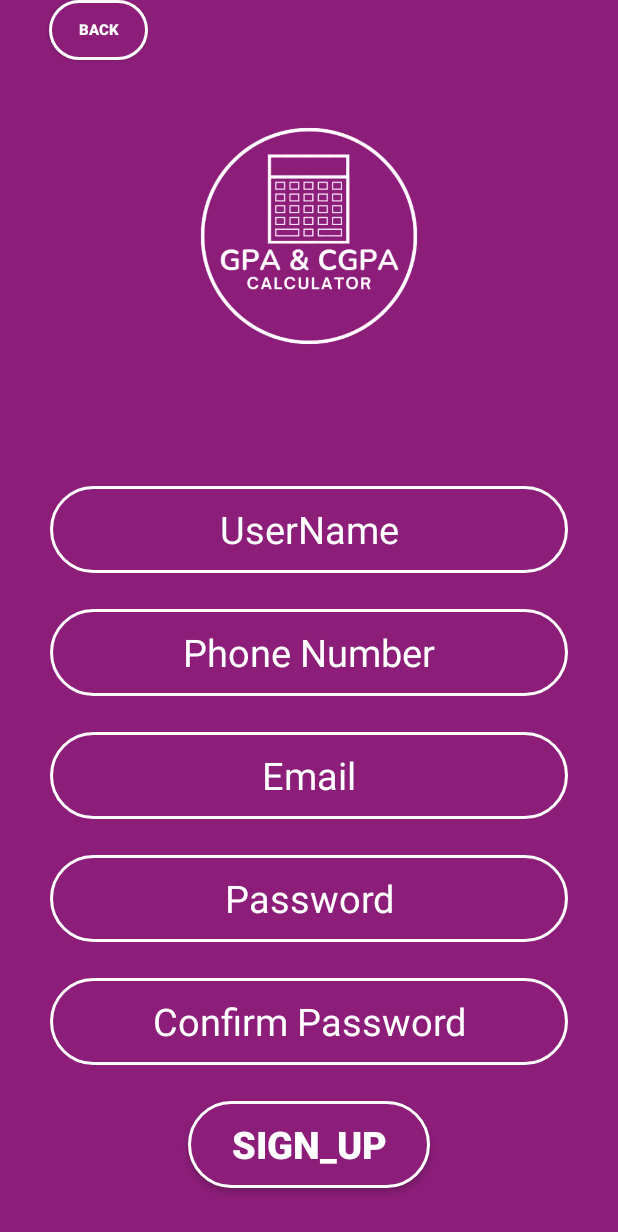
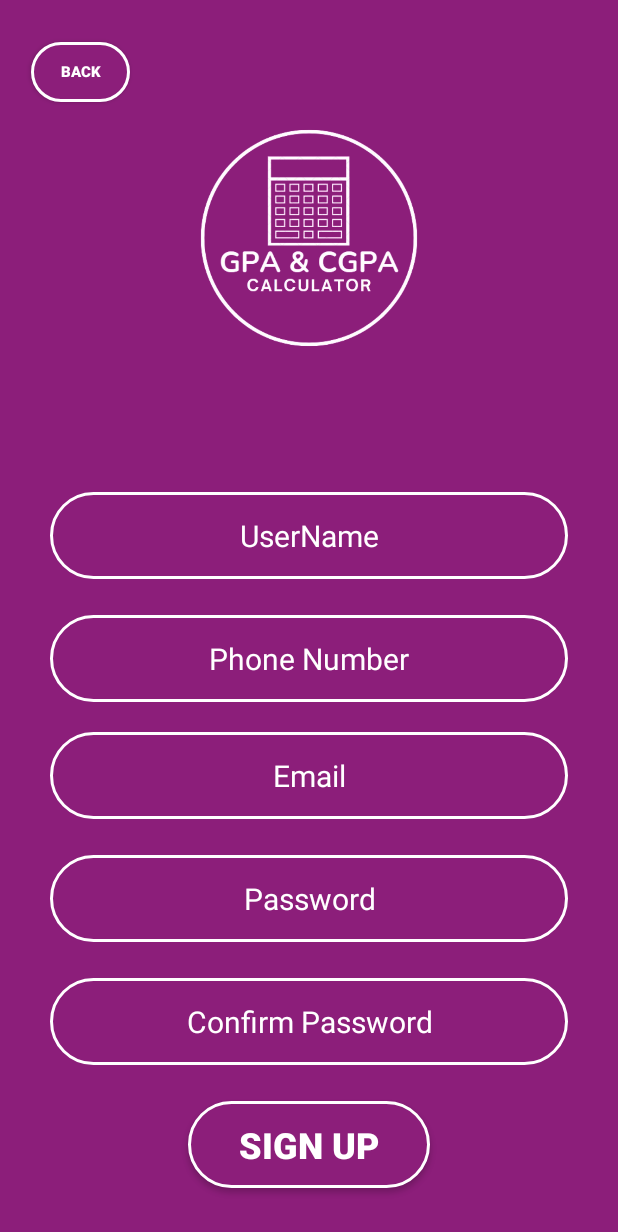
Before and after one commit to AhmadRaza1194/SemesterProject, an Android app: the Sign_up screen opened directly, with no data from a screen before it, on a phone screen of 412 x 824 dp. Shown: the top 1232 px of the screen. Run offline under Robolectric (Android 15) with nearby library versions, the phone set to English and light mode, and no system bars.

Commit message:
Update TextSize

```diff
--- a/app/src/main/res/layout/activity_login_page.xml
+++ b/app/src/main/res/layout/activity_login_page.xml
@@ -20,25 +20,25 @@
         app:srcCompat="@drawable/gpacgpacalculator"
         tools:ignore="ContentDescription" />
 
+    <!-- View background color -->
+
     <EditText
         android:id="@+id/editTextTextEmailAddress"
         android:layout_width="345dp"
         android:layout_height="58dp"
         android:layout_marginBottom="36dp"
+        android:background="@drawable/my_border"
         android:ems="10"
+        android:hint="Email/UserName"
         android:inputType="textEmailAddress"
+        android:textAlignment="center"
+        android:textColor="@color/white"
+        android:textColorHint="@color/white"
+        android:textSize="20sp"
         app:layout_constraintBottom_toTopOf="@+id/editTextTextPassword"
         app:layout_constraintEnd_toEndOf="parent"
         app:layout_constraintStart_toStartOf="parent"
-        android:background="@drawable/my_border"
-        android:textColor="@color/white"
-        android:hint="Email/UserName"
-        android:textSize="25dp"
-        android:textAlignment="center"
-        android:textColorHint="@color/white"
         tools:ignore="Autofill" />
-
-    <!-- View background color -->
 
     <EditText
         android:id="@+id/editTextTextPassword"
@@ -52,7 +52,7 @@
         android:textAlignment="center"
         android:textColor="@color/white"
         android:textColorHint="@color/white"
-        android:textSize="25dp"
+        android:textSize="20sp"
         app:layout_constraintBottom_toTopOf="@+id/login"
         app:layout_constraintEnd_toEndOf="parent"
         app:layout_constraintStart_toStartOf="parent"
@@ -66,7 +66,7 @@
         android:background="@drawable/my_border"
         android:text="Login"
         android:textColor="@color/white"
-        android:textSize="25dp"
+        android:textSize="24sp"
         android:textStyle="bold"
         app:layout_constraintBottom_toTopOf="@+id/textView2"
         app:layout_constraintEnd_toEndOf="parent"
--- a/app/src/main/res/layout/activity_sign_up.xml
+++ b/app/src/main/res/layout/activity_sign_up.xml
@@ -34,7 +34,7 @@
         android:textAlignment="center"
         android:textColor="@color/white"
         android:textColorHint="@color/white"
-        android:textSize="25dp"
+        android:textSize="20sp"
         app:layout_constraintBottom_toTopOf="@+id/editTextTextPassword"
         app:layout_constraintEnd_toEndOf="parent"
         app:layout_constraintStart_toStartOf="parent"
@@ -52,8 +52,7 @@
         android:textAlignment="center"
         android:textColor="@color/white"
         android:textColorHint="@color/white"
-
-        android:textSize="25dp"
+        android:textSize="20sp"
         app:layout_constraintBottom_toTopOf="@+id/editTextTextPassword2"
         app:layout_constraintEnd_toEndOf="parent"
         app:layout_constraintStart_toStartOf="parent"
@@ -65,9 +64,9 @@
         android:layout_height="58dp"
         android:layout_marginBottom="32dp"
         android:background="@drawable/my_border"
-        android:text="Sign_up"
+        android:text="Sign up"
         android:textColor="@color/white"
-        android:textSize="25dp"
+        android:textSize="24sp"
         android:textStyle="bold"
         app:layout_constraintBottom_toBottomOf="parent"
         app:layout_constraintEnd_toEndOf="parent"
@@ -81,13 +80,12 @@
         android:layout_marginBottom="24dp"
         android:background="@drawable/my_border"
         android:ems="10"
-        android:hint="Email"
+        android:hint="UserName"
         android:inputType="text"
-        android:text="UserName"
         android:textAlignment="center"
         android:textColor="@color/white"
         android:textColorHint="@color/white"
-        android:textSize="25dp"
+        android:textSize="20sp"
         app:layout_constraintBottom_toTopOf="@+id/editTextPhone"
         app:layout_constraintEnd_toEndOf="parent"
         app:layout_constraintStart_toStartOf="parent" />
@@ -96,7 +94,7 @@
         android:id="@+id/editTextPhone"
         android:layout_width="345dp"
         android:layout_height="58dp"
-        android:layout_marginBottom="24dp"
+        android:layout_marginBottom="20dp"
         android:background="@drawable/my_border"
         android:ems="10"
         android:hint="Phone Number"
@@ -104,7 +102,7 @@
         android:textAlignment="center"
         android:textColor="@color/white"
         android:textColorHint="@color/white"
-        android:textSize="25dp"
+        android:textSize="20sp"
         app:layout_constraintBottom_toTopOf="@+id/editTextTextEmailAddress"
         app:layout_constraintEnd_toEndOf="parent"
         app:layout_constraintStart_toStartOf="parent"
@@ -122,7 +120,7 @@
         android:textAlignment="center"
         android:textColor="@color/white"
         android:textColorHint="@color/white"
-        android:textSize="25dp"
+        android:textSize="20sp"
         app:layout_constraintBottom_toTopOf="@+id/button"
         app:layout_constraintEnd_toEndOf="parent"
         app:layout_constraintStart_toStartOf="parent" />
@@ -131,16 +129,17 @@
         android:id="@+id/Back_btn"
         android:layout_width="66dp"
         android:layout_height="40dp"
+        android:layout_marginTop="28dp"
         android:background="@drawable/my_border"
         android:text="Back"
         android:textColor="@color/white"
         android:textSize="10sp"
+
         android:textStyle="bold"
-
         app:layout_constraintEnd_toEndOf="parent"
-        app:layout_constraintHorizontal_bias="0.095"
+        app:layout_constraintHorizontal_bias="0.06"
         app:layout_constraintStart_toStartOf="parent"
-        tools:ignore="MissingConstraints"
-        tools:layout_editor_absoluteY="48dp" />
+        app:layout_constraintTop_toTopOf="parent"
+        tools:ignore="MissingConstraints" />
 
 </androidx.constraintlayout.widget.ConstraintLayout>
```
